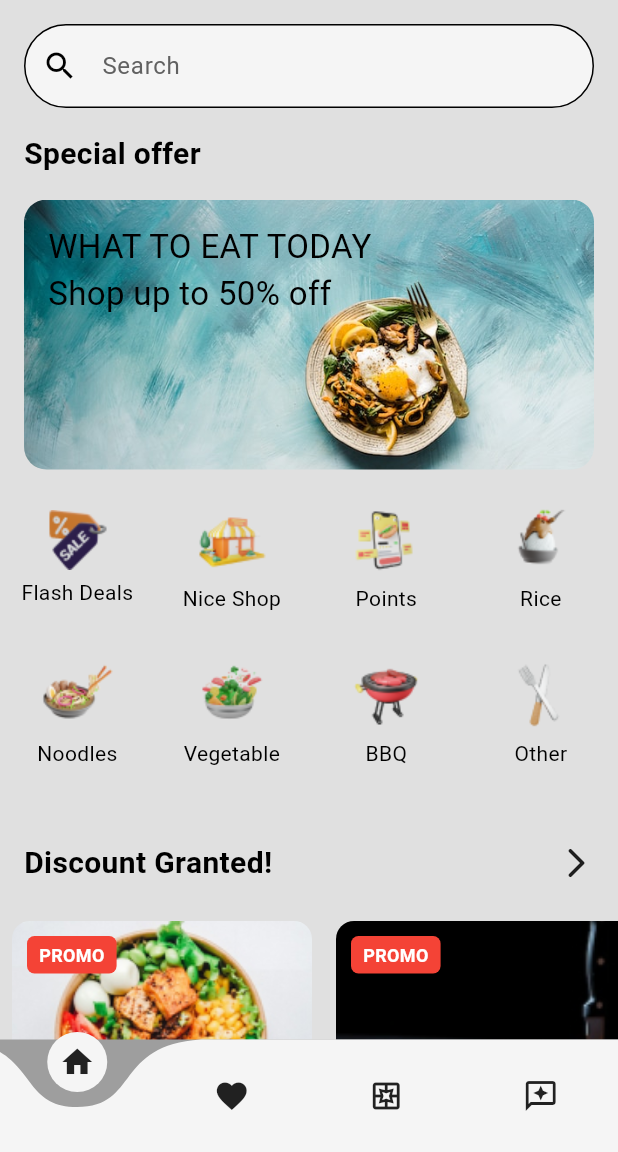
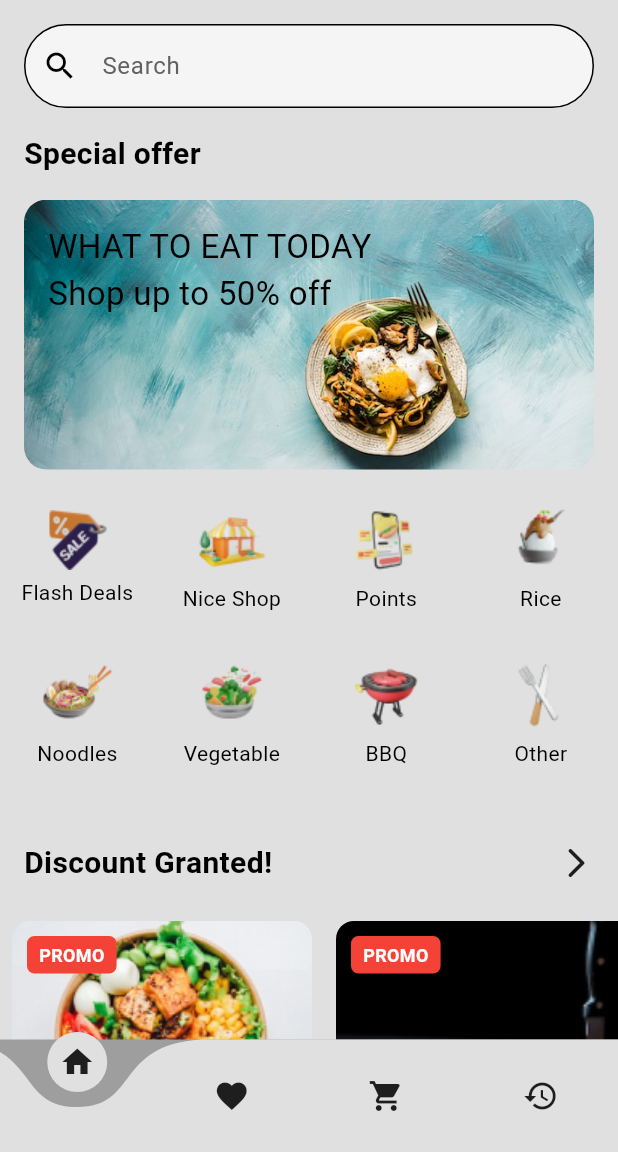
Before and after one commit to Nutan-Kum12/Food_Delivery_App, a Flutter app: the MyHomePage screen opened directly, on a phone screen of 412 x 824 dp, the part 84-1236 px from its top. Run offline on Flutter 3.47's test engine with Material 3 defaults, Android fonts, the phone set to English and light mode, and no system bars; drawn by our look-alikes of curved_navigation_bar; our stand-ins replace font_awesome_flutter.

Commit message:
Color changes

```diff
--- a/task_2/lib/home.dart
+++ b/task_2/lib/home.dart
@@ -6,9 +6,14 @@ import 'package:task_2/pages/notification.dart';
 import 'package:task_2/pages/promo.dart';
 import 'package:task_2/pages/recommended.dart';
 import 'package:task_2/theme/theme.dart';
-import 'package:task_2/pages/search.dart'; // Ensure this import matches your file
+import 'package:task_2/pages/search.dart';
 
-class HomePage extends StatelessWidget {
+class HomePage extends StatefulWidget {
+  @override
+  State<HomePage> createState() => _HomePageState();
+}
+
+class _HomePageState extends State<HomePage> {
   @override
   Widget build(BuildContext context) {
     return Scaffold(
@@ -151,7 +156,7 @@ class HomePage extends StatelessWidget {
             ),
 
             Padding(
-              padding: const EdgeInsets.only(left: 16,bottom: 16,top: 16),
+              padding: const EdgeInsets.only(left: 16,bottom:16,top: 16),
               child: Row(
                 mainAxisAlignment: MainAxisAlignment.spaceBetween,
                 children:[ Text("What's delicious around here?",
@@ -168,7 +173,6 @@ class HomePage extends StatelessWidget {
               ),
             ),
              RestaurantCardList(),
-             SizedBox(height: 10),
 
           SingleChildScrollView(
             scrollDirection: Axis.horizontal,
--- a/task_2/lib/main.dart
+++ b/task_2/lib/main.dart
@@ -48,7 +48,7 @@ class _MyHomePageState extends State<MyHomePage> {
     return Scaffold(
       bottomNavigationBar: CurvedNavigationBar(
         backgroundColor: Theme.of(context).colorScheme.primary,
-        color:  Theme.of(context).colorScheme.secondary,
+        color:  Theme.of(context).colorScheme.surface,
         animationDuration: Duration(milliseconds: 300),
         onTap: (index){
           setState(() {
@@ -58,8 +58,8 @@ class _MyHomePageState extends State<MyHomePage> {
         items:[
         Icon(Icons.home),
         Icon(Icons.favorite),
-        Icon(Icons.pages_outlined),
-        Icon(Icons.reviews_outlined),
+        Icon(Icons.shopping_cart),
+        Icon(Icons.history),
       ]),
       appBar: null,
       body: pages[pageIndex],
--- a/task_2/lib/pages/promo.dart
+++ b/task_2/lib/pages/promo.dart
@@ -118,9 +118,9 @@ class _RestaurantCardState extends State<RestaurantCard> {
                   },
                   child: Icon(
                     isFav
-                        ? Icons.favorite
+                        ? Icons.favorite_rounded
                         : Icons.favorite_outline_outlined,
-                    color: isFav ? Colors.red : Colors.white,
+                    color: isFav ? Colors.red : const Color.fromARGB(255, 0, 0, 0),
                   ),
                 ),
               ],
--- a/task_2/pubspec.yaml
+++ b/task_2/pubspec.yaml
@@ -39,6 +39,9 @@ dependencies:
   font_awesome_flutter: ^10.7.0
   curved_navigation_bar: ^1.0.6
   provider: ^6.1.2
+  geolocator: ^13.0.1
+  permission_handler: ^11.3.1
+  geocoding: ^3.0.0
 
 dev_dependencies:
   flutter_test:
```
Also changed, not shown: task_2/lib/pages/liveloc.dart (added), task_2/pubspec.lock, 4 other files.
